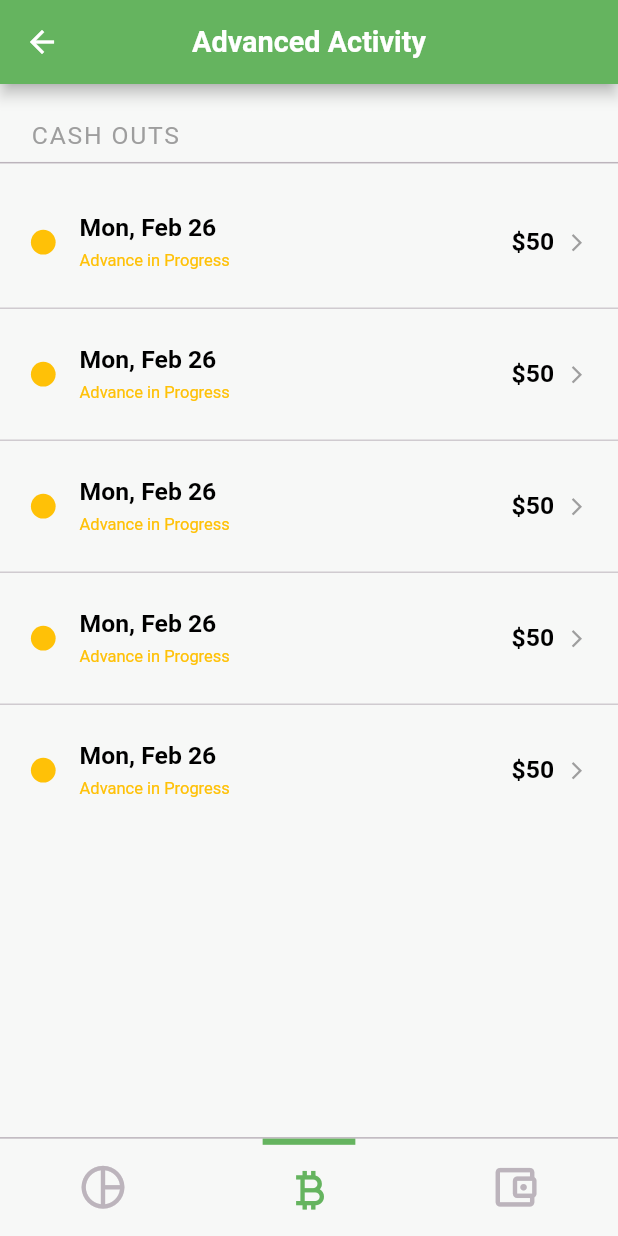
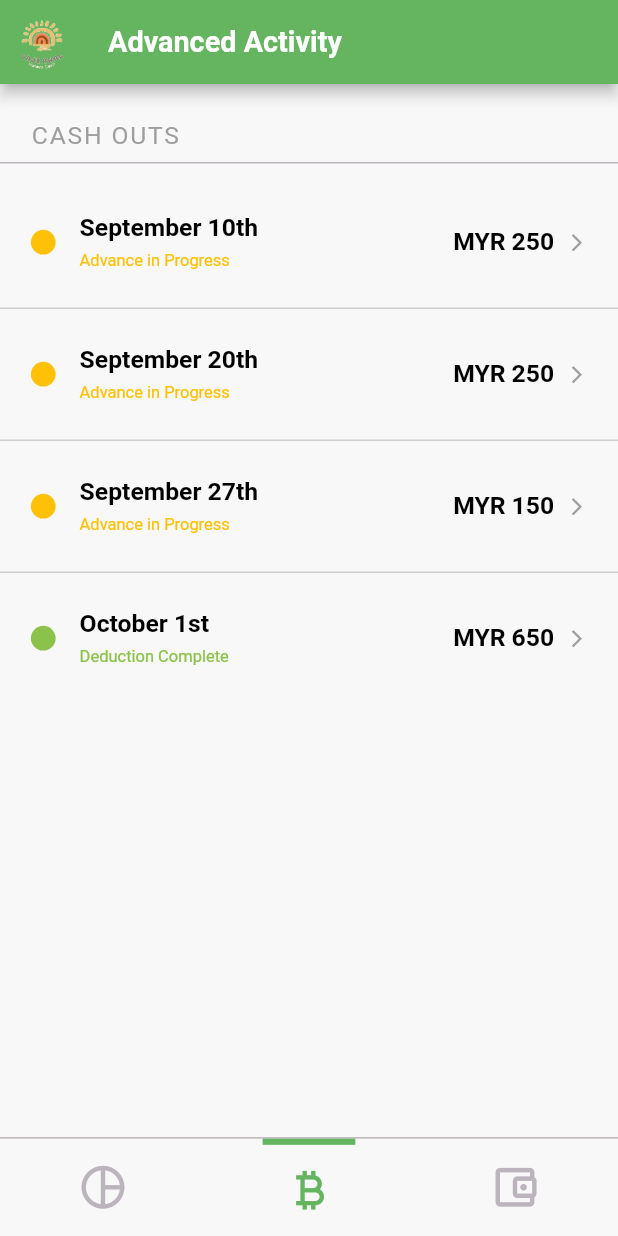
Before and after one commit to dreamkasperadmin/early_salary_demo, a Flutter app: the MyHomePageConsumer screen opened directly, item 2 of the bottom bar chosen, on a phone screen of 412 x 824 dp. Run offline on Flutter 3.47's test engine with Material 2 defaults, Android fonts, the phone set to English and light mode, and no system bars; our stand-ins replace bloc, flutter_bloc, freezed_annotation, sizer; Roboto replaces fonts that are missing (Quicksand).

Commit message:
feat: complted

```diff
--- a/lib/screens/activity/activity_screen.dart
+++ b/lib/screens/activity/activity_screen.dart
@@ -1,12 +1,39 @@
 import 'package:flutter/material.dart';
 import 'package:intl/intl.dart';
 import 'package:sizer/sizer.dart';
+import 'dart:math' as math;
 
 class ActivityScreen extends StatelessWidget {
   const ActivityScreen({Key? key}) : super(key: key);
 
   @override
   Widget build(BuildContext context) {
+    final List<Map<String, dynamic>> list = [
+      {
+        "date": "September 10th",
+        "coin": "250",
+        'color': Colors.amber,
+        "state": "Advance in Progress"
+      },
+      {
+        "date": "September 20th",
+        "coin": "250",
+        'color': Colors.amber,
+        "state": "Advance in Progress"
+      },
+      {
+        "date": "September 27th",
+        "coin": "150",
+        'color': Colors.amber,
+        "state": "Advance in Progress"
+      },
+      {
+        "date": "October 1st",
+        "coin": "650",
+        'color': Colors.lightGreen,
+        "state": "Deduction Complete"
+      }
+    ];
     return Column(
       children: [
         SizedBox(
@@ -51,11 +78,12 @@ class ActivityScreen extends StatelessWidget {
                   // color: Colors.red,
                   child: CircleAvatar(
                     radius: 2.w,
-                    backgroundColor: Colors.amber,
+                    backgroundColor:
+                      list[i]['color'],
                   ),
                 ),
                 title: Text(
-                  DateFormat('MMMEd').format(date),
+                  list[i]['date'] as String,
                   style: TextStyle(
                     fontSize: 12.sp,
                     fontWeight: FontWeight.bold,
@@ -63,19 +91,19 @@ class ActivityScreen extends StatelessWidget {
                   ),
                 ),
                 subtitle: Text(
-                  'Advance in Progress',
+                  list[i]['state'] as String,
                   style: TextStyle(
                     fontSize: 8.sp,
-                    color: Colors.amber,
+                    color:   list[i]['color'],
                   ),
                 ),
                 trailing: SizedBox(
-                  width: 20.w,
+                  width: 25.w,
                   child: Row(
                     mainAxisAlignment: MainAxisAlignment.end,
                     children: [
                       Text(
-                        '\$50',
+                        'MYR ${list[i]['coin']}',
                         style: TextStyle(
                           fontSize: 12.sp,
                           fontWeight: FontWeight.bold,
@@ -95,7 +123,7 @@ class ActivityScreen extends StatelessWidget {
                 ),
               );
             },
-            itemCount: 5,
+            itemCount: list.length,
           ),
         )
       ],
--- a/lib/screens/home/home_screen.dart
+++ b/lib/screens/home/home_screen.dart
@@ -38,8 +38,10 @@ class MyHomePageConsumer extends StatelessWidget {
         return Scaffold(
           backgroundColor: Theme.of(context).scaffoldBackgroundColor,
           appBar: AppBar(
-            leading: state.currentTabIndex == 0 ? const Icon(Icons.menu) : null,
-            title: Text(
+            leading:  Image.asset('assets/images/logo.png',height: 70),
+            title: Row(
+              children: [
+                Text(
                   state.currentTabIndex == 0
                       ? AppConstants.access
                       : state.currentTabIndex == 1
@@ -50,6 +52,8 @@ class MyHomePageConsumer extends StatelessWidget {
                     color: Theme.of(context).colorScheme.background,
                     fontWeight: FontWeight.bold,
                   ),
+                ),
+              ],
             ),
             centerTitle: true,
             actions: state.currentTabIndex == 0
--- a/lib/screens/login/login_screen.dart
+++ b/lib/screens/login/login_screen.dart
@@ -34,6 +34,7 @@ class LoginScreen extends StatelessWidget {
           key: formKey,
           child: Column(
             children: [
+              Image.asset('assets/images/logo.png'),
               CustomTextField(
                 controller: mobileController,
                 inputWithLabel: true,
--- a/lib/screens/show_offers/show_offers_screen.dart
+++ b/lib/screens/show_offers/show_offers_screen.dart
@@ -65,7 +65,7 @@ class ShowOffersConsumer extends StatelessWidget {
                             height: 2.h,
                           ),
                           Text(
-                            '\$50 will be available to you within 5 minutes.',
+                            'MYR 50 will be available to you within 5 minutes.',
                             style: TextStyle(
                               fontSize: 12.sp,
                               color: Colors.white,
@@ -127,7 +127,7 @@ class ShowOffersConsumer extends StatelessWidget {
                             height: 2.h,
                           ),
                           Text(
-                            '\$${state.currentAmount.toStringAsFixed(0)}',
+                            'MYR ${state.currentAmount.toStringAsFixed(0)}',
                             style: TextStyle(
                               fontSize: 45.sp,
                               fontWeight: FontWeight.bold,
@@ -141,7 +141,7 @@ class ShowOffersConsumer extends StatelessWidget {
                             mainAxisAlignment: MainAxisAlignment.center,
                             children: [
                               Text(
-                                'Payback on 4/12',
+                                'Payback On Salary Day',
                                 textAlign: TextAlign.center,
                                 style: TextStyle(
                                   fontSize: 10.sp,
@@ -179,14 +179,14 @@ class ShowOffersConsumer extends StatelessWidget {
                         mainAxisAlignment: MainAxisAlignment.spaceBetween,
                         children: [
                           Text(
-                            '\$5',
+                            'MYR 5',
                             style: TextStyle(
                               fontSize: 12.sp,
                               color: Theme.of(context).colorScheme.secondary,
                             ),
                           ),
                           Text(
-                            '\$50',
+                            'MYR 500',
                             style: TextStyle(
                               fontSize: 12.sp,
                               color: Theme.of(context).colorScheme.secondary,
@@ -205,7 +205,7 @@ class ShowOffersConsumer extends StatelessWidget {
                             .add(ShowOffersEvent.onSliderDrag(newValue: value));
                       },
                       min: 5,
-                      max: 50,
+                      max: 500,
                     ),
 
                     SizedBox(
@@ -254,11 +254,11 @@ class ShowOffersConsumer extends StatelessWidget {
                     mainAxisAlignment: MainAxisAlignment.spaceBetween,
                     children: const [
                       ShowBalance(
-                        amount: '\$50',
+                        amount: 'MYR 500',
                         title: 'Available Today',
                       ),
                       ShowBalance(
-                        amount: '\$700',
+                        amount: 'MYR 700',
                         title: 'Available Pay Period',
                         isRight: false,
                       ),
--- a/pubspec.yaml
+++ b/pubspec.yaml
@@ -73,8 +73,8 @@ flutter:
   uses-material-design: true
 
   # To add assets to your application, add an assets section, like this:
-  # assets:
-  #   - images/a_dot_burr.jpeg
+  assets:
+    - assets/images/
   #   - images/a_dot_ham.jpeg
 
   # An image asset can refer to one or more resolution-specific "variants", see
```
Also changed, not shown: assets/images/logo.png (added), 43 other files. Lines whose indentation alone changed are shown as unchanged.
